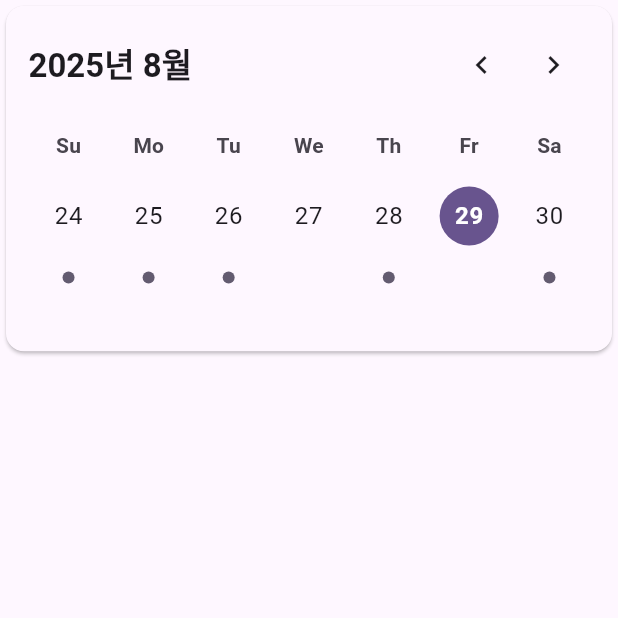
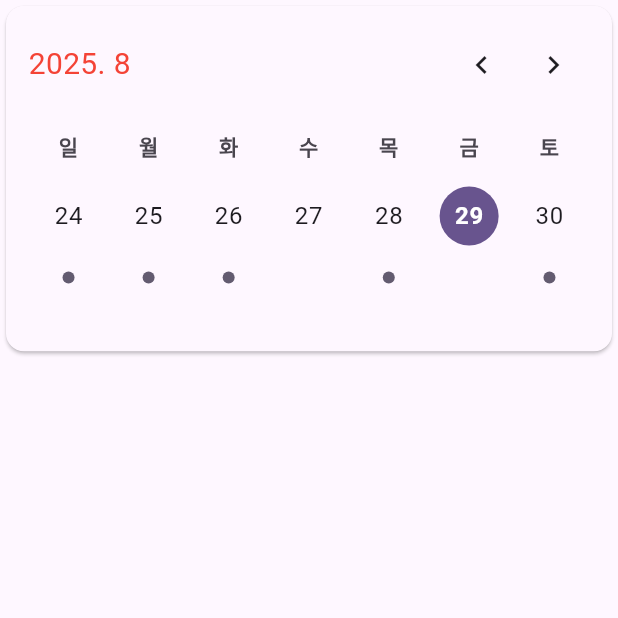
Before and after one commit to TaeBbong/weekly_schedule_calendar, a Flutter app: the screen it shows after launch, on a phone screen of 412 x 824 dp, the top half of it. Run offline on Flutter 3.47's test engine with Material 3 defaults, Android fonts, the phone set to English and light mode, and no system bars.

Commit message:
wip: default widgets

```diff
--- a/example/lib/main.dart
+++ b/example/lib/main.dart
@@ -35,6 +35,13 @@ class MyHomePage extends StatelessWidget {
           children: [
             WeeklyScheduleCalendar<ScheduleExample>(
               startDate: DateTime.now(),
+              titleBuilder: (context, selected) {
+                return Text(
+                  '${selected.year}. ${selected.month}',
+                  style: TextStyle(fontSize: 20, color: Colors.red),
+                );
+              },
+              weekdayLabels: ['일', '월', '화', '수', '목', '금', '토'],
               scheduleLoader: MockupRepository().fetchWeeklySchedules,
               titleOf: (schedule) => schedule.subject,
               subtitleOf: (schedule) => schedule.duration,
--- a/lib/src/weekly_schedule_calendar.dart
+++ b/lib/src/weekly_schedule_calendar.dart
@@ -3,6 +3,21 @@ import 'dart:async';
 import 'package:flutter/material.dart';
 
 import 'package:weekly_schedule_calendar/src/utils/utils.dart';
+import 'package:weekly_schedule_calendar/src/widgets/defaults/schedule_indicator.dart';
+import 'package:weekly_schedule_calendar/src/widgets/defaults/selected_cell_builder.dart';
+import 'package:weekly_schedule_calendar/src/widgets/defaults/title_builder.dart';
+import 'package:weekly_schedule_calendar/src/widgets/defaults/unselected_cell_builder.dart';
+
+typedef TitleBuilder = Widget Function(BuildContext context, DateTime selected);
+
+typedef UnselectedCellBuilder =
+    Widget Function(BuildContext context, DateTime day);
+typedef SelectedCellBuilder =
+    Widget Function(BuildContext context, DateTime day);
+typedef IndicatorBuilder<T> =
+    Widget Function(BuildContext context, List<T> schedules);
+typedef ScheduleListBuilder<T> =
+    Widget Function(BuildContext context, List<T> schedules);
 
 /// WeeklyCalendar widget
 ///
@@ -15,26 +30,13 @@ class WeeklyScheduleCalendar<T> extends StatefulWidget {
   final DateTime? startDate;
   final List<String> weekdayLabels;
   final FutureOr<List<List<T>>> Function(DateTime sunday) scheduleLoader;
-  final Widget Function(
-    BuildContext context,
-    DateTime sunday,
-    DateTime selected,
-    VoidCallback goPrev,
-    VoidCallback goNext,
-  )?
-  headerBuilder;
-  final Widget Function(BuildContext context)? progressIndicator;
-  final Widget Function(
-    BuildContext context,
-    DateTime day,
-    String weekdayLabel,
-    bool isSelected,
-    bool hasEvents,
-    VoidCallback onSelected,
-  )?
-  dayCellBuilder;
-  final Widget Function(BuildContext context, List<T> events)? scheduleBuilder;
-  final Widget Function(BuildContext context)? emptyScheduleBuilder;
+  final TitleBuilder? titleBuilder;
+  final Widget Function(BuildContext context)? loadingBuilder;
+  final UnselectedCellBuilder? unselectedCellBuilder;
+  final SelectedCellBuilder? selectedCellBuilder;
+  final IndicatorBuilder? indicatorBuilder;
+  final ScheduleListBuilder? scheduleListBuilder;
+  final Widget Function(BuildContext context)? emptyScheduleListBuilder;
   final String Function(T schedule)? titleOf;
   final String Function(T schedule)? subtitleOf;
 
@@ -50,11 +52,13 @@ class WeeklyScheduleCalendar<T> extends StatefulWidget {
     this.startDate,
     required this.scheduleLoader,
     this.weekdayLabels = Constants.weekdayLabels,
-    this.headerBuilder,
-    this.progressIndicator,
-    this.dayCellBuilder,
-    this.scheduleBuilder,
-    this.emptyScheduleBuilder,
+    this.titleBuilder,
+    this.loadingBuilder,
+    this.unselectedCellBuilder,
+    this.selectedCellBuilder,
+    this.indicatorBuilder,
+    this.scheduleListBuilder,
+    this.emptyScheduleListBuilder,
     this.titleOf,
     this.subtitleOf,
     this.onScheduleSelected,
@@ -181,10 +185,9 @@ class _WeeklyScheduleCalendar<T> extends State<WeeklyScheduleCalendar<T>> {
                   Row(
                     children: [
                       Expanded(
-                        child: Text(
-                          _selected.dateToYearMonth(),
-                          style: TextStyles.header(context),
-                        ),
+                        child:
+                            widget.titleBuilder?.call(context, _selected) ??
+                            DefaultTitleBuilder(selected: _selected),
                       ),
                       IconButton(
                         onPressed: _goPrevWeek,
@@ -236,45 +239,42 @@ class _WeeklyScheduleCalendar<T> extends State<WeeklyScheduleCalendar<T>> {
                                 mainAxisAlignment: MainAxisAlignment.start,
                                 crossAxisAlignment: CrossAxisAlignment.center,
                                 children: [
+                                  /* Weekday Label */
                                   Text(
-                                    Constants.weekdayLabels[index],
+                                    widget.weekdayLabels[index],
                                     style: TextStyles.weekdayLabel(context),
                                   ),
                                   SizedBox(height: 15),
+                                  /* Date Cell */
                                   GestureDetector(
                                     onTap: () {
                                       setState(() {
                                         _selected = day;
                                       });
                                     },
-                                    child: Container(
-                                      padding: EdgeInsets.all(10),
-                                      decoration: BoxDecoration(
-                                        color:
-                                            day == _selected
-                                                ? colorScheme.primary
-                                                : Colors.transparent,
-                                        shape: BoxShape.circle,
-                                      ),
-                                      child: Text(
-                                        day.day.toString().padLeft(2, '0'),
-                                        style:
-                                            day == _selected
-                                                ? TextStyles.dayNumberSelected(
+                                    child:
+                                        day == _selected
+                                            ? widget.selectedCellBuilder?.call(
                                                   context,
+                                                  day,
+                                                ) ??
+                                                DefaultSelectedCellBuilder(
+                                                  day: day,
                                                 )
-                                                : TextStyles.dayNumberUnselected(
-                                                  context,
+                                            : widget.unselectedCellBuilder
+                                                    ?.call(context, day) ??
+                                                DefaultUnselectedCellBuilder(
+                                                  day: day,
                                                 ),
-                                      ),
-                                    ),
                                   ),
                                   SizedBox(height: 15),
+                                  /* Indicator */
                                   _schedules[index].isNotEmpty
-                                      ? CircleAvatar(
-                                        radius: 4,
-                                        backgroundColor: colorScheme.secondary,
-                                      )
+                                      ? widget.indicatorBuilder?.call(
+                                            context,
+                                            _schedules[index],
+                                          ) ??
+                                          DefaultScheduleIndicator()
                                       : Container(),
                                 ],
                               );
--- /dev/null
+++ b/lib/src/widgets/defaults/schedule_indicator.dart
@@ -0,0 +1,11 @@
+import 'package:flutter/material.dart';
+
+class DefaultScheduleIndicator extends StatelessWidget {
+  const DefaultScheduleIndicator({super.key});
+
+  @override
+  Widget build(BuildContext context) {
+    final colorScheme = Theme.of(context).colorScheme;
+    return CircleAvatar(radius: 4, backgroundColor: colorScheme.secondary);
+  }
+}
--- /dev/null
+++ b/lib/src/widgets/defaults/selected_cell_builder.dart
@@ -0,0 +1,24 @@
+import 'package:flutter/material.dart';
+import 'package:weekly_schedule_calendar/src/utils/utils.dart';
+
+class DefaultSelectedCellBuilder extends StatelessWidget {
+  final DateTime day;
+
+  const DefaultSelectedCellBuilder({super.key, required this.day});
+
+  @override
+  Widget build(BuildContext context) {
+    final colorScheme = Theme.of(context).colorScheme;
+    return Container(
+      padding: EdgeInsets.all(10),
+      decoration: BoxDecoration(
+        color: colorScheme.primary,
+        shape: BoxShape.circle,
+      ),
+      child: Text(
+        day.day.toString().padLeft(2, '0'),
+        style: TextStyles.dayNumberSelected(context),
+      ),
+    );
+  }
+}
--- /dev/null
+++ b/lib/src/widgets/defaults/title_builder.dart
@@ -0,0 +1,13 @@
+import 'package:flutter/material.dart';
+import 'package:weekly_schedule_calendar/src/utils/utils.dart';
+
+class DefaultTitleBuilder extends StatelessWidget {
+  final DateTime selected;
+
+  const DefaultTitleBuilder({super.key, required this.selected});
+
+  @override
+  Widget build(BuildContext context) {
+    return Text(selected.dateToYearMonth(), style: TextStyles.header(context));
+  }
+}
--- /dev/null
+++ b/lib/src/widgets/defaults/unselected_cell_builder.dart
@@ -0,0 +1,23 @@
+import 'package:flutter/material.dart';
+import 'package:weekly_schedule_calendar/src/utils/utils.dart';
+
+class DefaultUnselectedCellBuilder extends StatelessWidget {
+  final DateTime day;
+
+  const DefaultUnselectedCellBuilder({super.key, required this.day});
+
+  @override
+  Widget build(BuildContext context) {
+    return Container(
+      padding: EdgeInsets.all(10),
+      decoration: BoxDecoration(
+        color: Colors.transparent,
+        shape: BoxShape.circle,
+      ),
+      child: Text(
+        day.day.toString().padLeft(2, '0'),
+        style: TextStyles.dayNumberUnselected(context),
+      ),
+    );
+  }
+}
--- a/lib/src/widgets/schedule_list_builder.dart
+++ b/lib/src/widgets/schedule_list_builder.dart
@@ -4,43 +4,32 @@ class ScheduleListBuilder extends StatelessWidget {
   @override
   Widget build(BuildContext context) {
     return SizedBox(
-                        height: constraints.maxWidth * 0.48,
-                        child: Container(
-                          padding: EdgeInsets.all(6),
-                          decoration: BoxDecoration(
-                            color: colorScheme.surface,
-                            borderRadius: BorderRadius.circular(10),
-                          ),
-                          child: ListView.separated(
-                            itemCount: 2,
-                            itemBuilder: (context, index) {
-                              return ListTile(
-                                onTap: () {},
-                                title: Text(
-                                  widget.titleOf!(
-                                    _schedules[_selected.weekday % 7][index],
-                                  ),
-                                ),
-                                subtitle: Text(
-                                  widget.subtitleOf!(
-                                    _schedules[_selected.weekday % 7][index],
-                                  ),
-                                ),
-                                trailing: Icon(
-                                  Icons.arrow_forward_ios,
-                                  size: 14,
-                                ),
-                                titleTextStyle: TextStyles.listTitle(context),
-                                subtitleTextStyle: TextStyles.listSubtitle(
-                                  context,
-                                ),
-                              );
-                            },
-                            separatorBuilder:
-                                (context, index) =>
-                                    const Divider(thickness: 0.3),
-                          ),
-                        ),
-                      )
+      // height: constraints.maxWidth * 0.48,
+      // child: Container(
+      //   padding: EdgeInsets.all(6),
+      //   decoration: BoxDecoration(
+      //     color: colorScheme.surface,
+      //     borderRadius: BorderRadius.circular(10),
+      //   ),
+      //   child: ListView.separated(
+      //     itemCount: 2,
+      //     itemBuilder: (context, index) {
+      //       return ListTile(
+      //         onTap: () {},
+      //         title: Text(
+      //           widget.titleOf!(_schedules[_selected.weekday % 7][index]),
+      //         ),
+      //         subtitle: Text(
+      //           widget.subtitleOf!(_schedules[_selected.weekday % 7][index]),
+      //         ),
+      //         trailing: Icon(Icons.arrow_forward_ios, size: 14),
+      //         titleTextStyle: TextStyles.listTitle(context),
+      //         subtitleTextStyle: TextStyles.listSubtitle(context),
+      //       );
+      //     },
+      //     separatorBuilder: (context, index) => const Divider(thickness: 0.3),
+      //   ),
+      // ),
+    );
   }
 }
```
